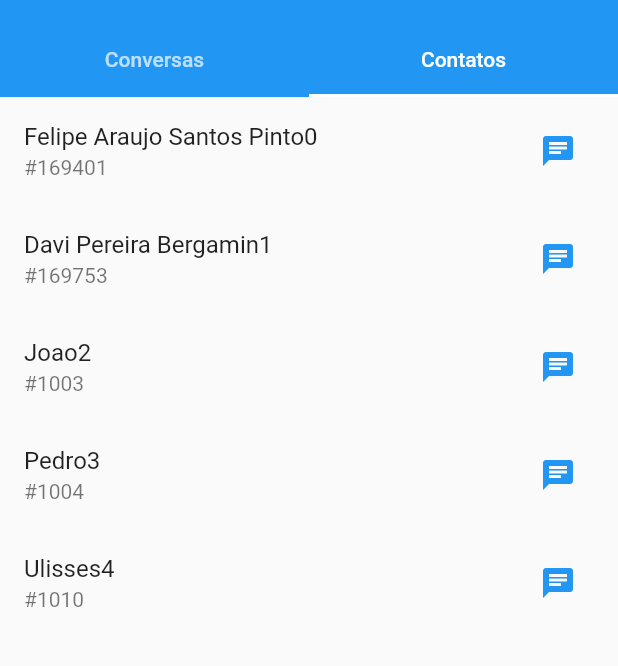
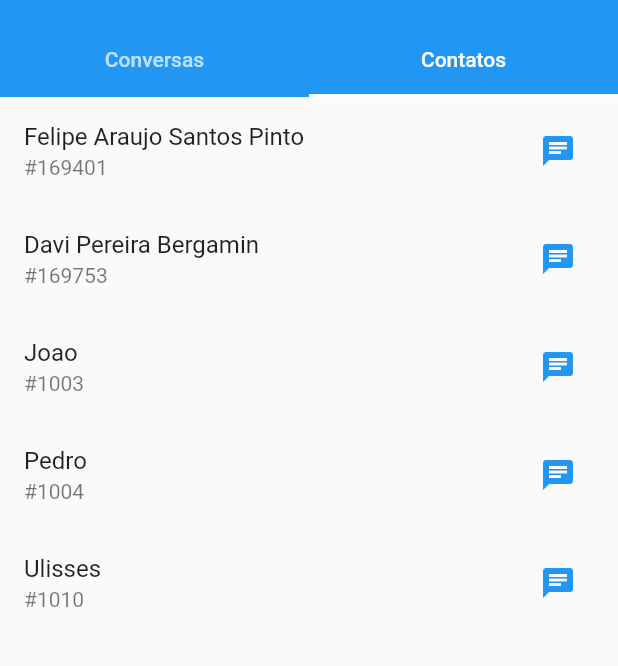
Before and after one commit to davi133/app-mensagens-si700, a Flutter app: the Home screen opened directly, tab 2 chosen, on a phone screen of 412 x 824 dp, the part 59-725 px from its top. Run offline on Flutter 3.47's test engine with Material 2 defaults, Android fonts, the phone set to English and light mode, and no system bars; our stand-ins replace flutter_bloc, sqflite; accounts and stored records are empty; key blocks and very long unbroken strings in the code were emptied for the run.

Commit message:
minor details

```diff
--- a/lib/Dados/contactList.dart
+++ b/lib/Dados/contactList.dart
@@ -38,7 +38,7 @@ class ContactDataProvider {
   }
 
   _createDb(Database db, int newVersion) async {
-    print("criando DB =======================================================");
+    //print("criando DB =======================================================");
     db.execute("""
        CREATE TABLE $tableName (
            $chave INTEGER PRIMARY KEY AUTOINCREMENT,
@@ -119,6 +119,7 @@ class ContactDataProvider {
 
   Future close() async
   {
+    print("closing db");
     final db = await helper.database;
     db.close();
   }
--- a/lib/View/ContactsPage/contato_tile.dart
+++ b/lib/View/ContactsPage/contato_tile.dart
@@ -30,7 +30,7 @@ class ContatoTile extends StatelessWidget {
       },
       //BOTÃO DE CONVERSAR COM O CONTATO =============================================================
       child: ListTile(
-        title: Text(cont.apelido + cont.id.toString()),
+        title: Text(cont.apelido),
         subtitle: Text("#${cont.numero}"),
         trailing: IconButton(
           onPressed: () {
```
